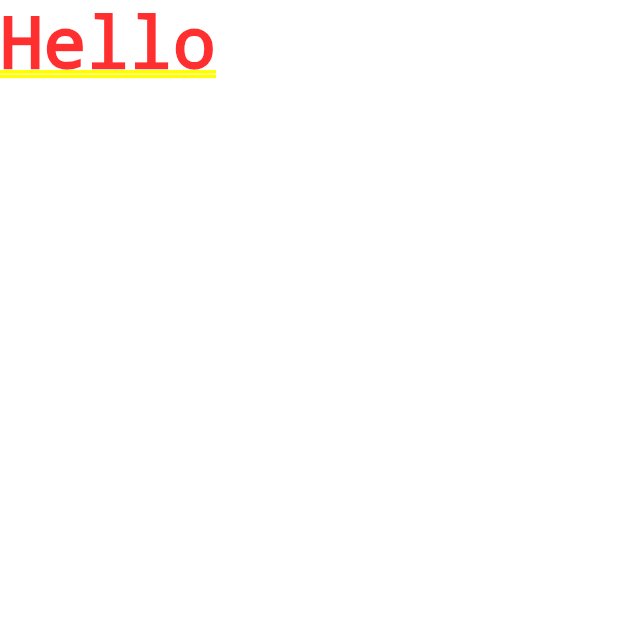
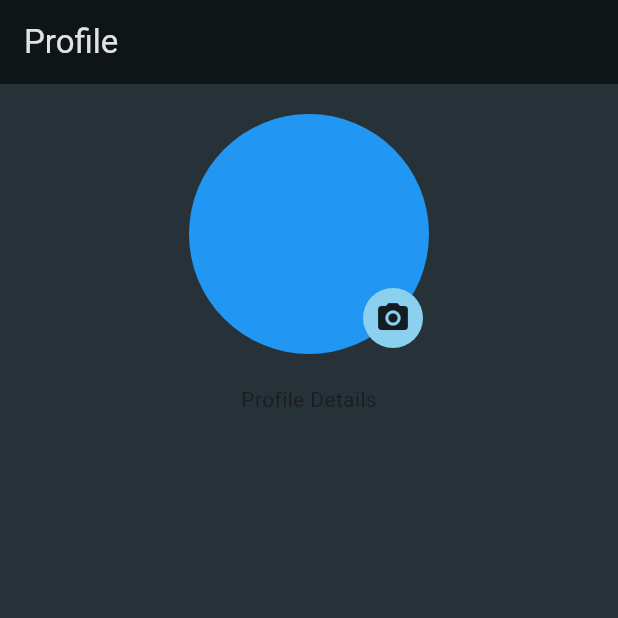
Before and after one commit to lbnmahs/whataspp-profile-photo-picker, a Flutter app: the screen it shows after launch, on a phone screen of 412 x 824 dp, the top half of it. Run offline on Flutter 3.47's test engine with Material 3 defaults, Android fonts, the phone set to English and light mode, and no system bars; our stand-ins replace google_fonts; Roboto replaces fonts that are missing (Arvo).

Commit message:
Profile Picture Styling

```diff
--- a/lib/main.dart
+++ b/lib/main.dart
@@ -1,5 +1,6 @@
 import 'package:flutter/material.dart';
 import 'package:google_fonts/google_fonts.dart';
+import 'package:profile_photo/photo_page.dart';
 
 void main() {
   runApp(const MyApp());
@@ -24,7 +25,7 @@ class MyApp extends StatelessWidget {
     return MaterialApp(
       title: 'WhatsApp Profile Photo',
       theme: theme,
-      home: const Text('Hello'),
+      home: const ProfilePage(),
     );
   }
 }
--- /dev/null
+++ b/lib/photo_page.dart
@@ -0,0 +1,32 @@
+import 'package:flutter/material.dart';
+import 'package:profile_photo/widgets/prof_pic.dart';
+
+class ProfilePage extends StatefulWidget {
+  const ProfilePage({super.key});
+
+  @override
+  State<ProfilePage> createState() {
+    return _ProfilePageState();
+  }
+}
+
+class _ProfilePageState extends State<ProfilePage> {
+  @override
+  Widget build(BuildContext context) {
+    return Scaffold(
+      appBar: AppBar(
+        title: const Text('Profile'),
+      ),
+      body: const Padding(
+        padding:  EdgeInsets.all(20),
+        child: Column(
+          children: [
+            ProfilePicture(),
+            SizedBox(height: 20),
+            Text('Profile Details')
+          ],
+        ),
+        ),
+      );
+  }
+}
--- a/lib/photo_picker.dart
+++ /dev/null
@@ -1,17 +0,0 @@
-import 'package:flutter/material.dart';
-
-class ProfilePhotoPicker extends StatefulWidget {
-  const ProfilePhotoPicker({super.key});
-
-  @override
-  State<ProfilePhotoPicker> createState() {
-    return _ProfilePhotoPickerState();
-  }
-}
-
-class _ProfilePhotoPickerState extends State<ProfilePhotoPicker> {
-  @override
-  Widget build(BuildContext context) {
-    return Scaffold();
-  }
-}
--- /dev/null
+++ b/lib/widgets/prof_pic.dart
@@ -0,0 +1,33 @@
+import 'package:flutter/material.dart';
+
+class ProfilePicture extends StatefulWidget {
+  const ProfilePicture({super.key});
+  @override
+  State<ProfilePicture> createState() {
+    return _ProfilePictureState();
+  }
+}
+
+class _ProfilePictureState extends State<ProfilePicture> {
+  @override
+  Widget build(BuildContext context) {
+    return  Center(
+      child: Stack(
+        children: [
+          const CircleAvatar(
+            backgroundColor: Colors.blue,
+            radius: 80,
+          ),
+          Positioned(
+            bottom: 0, right: 0,
+            child: IconButton.filled(
+              onPressed: () {},
+              icon: const Icon(Icons.camera_alt),
+              padding: const EdgeInsets.all(5),
+            ),
+          )
+        ],
+      ),
+    );
+  }
+}
```
